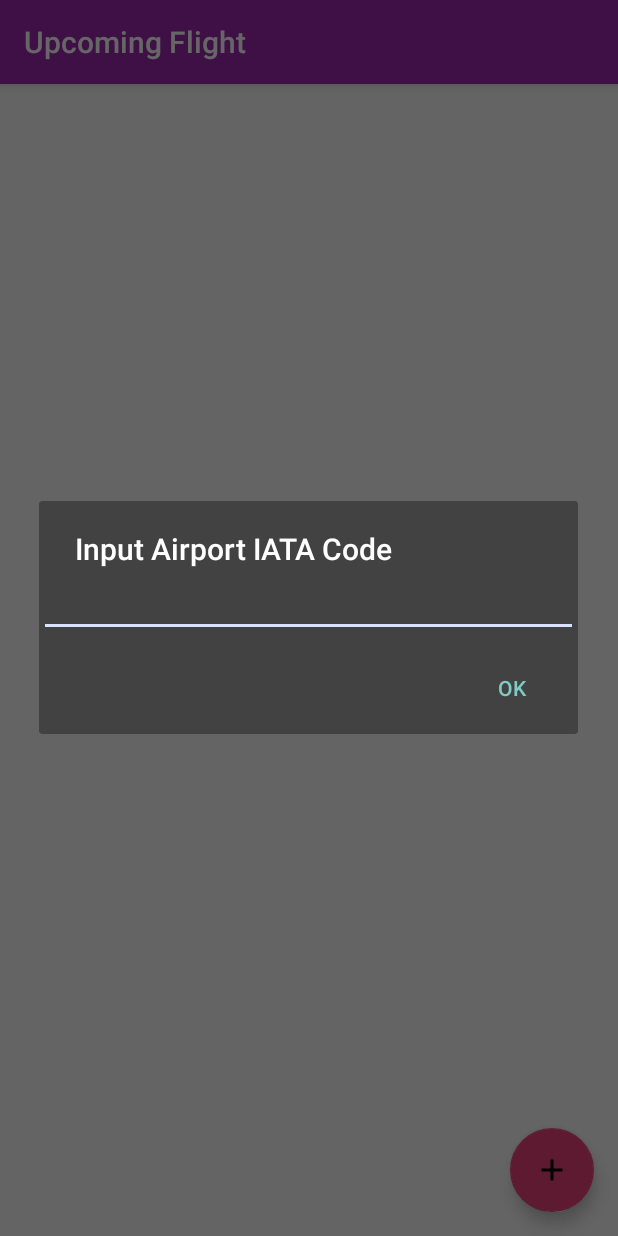
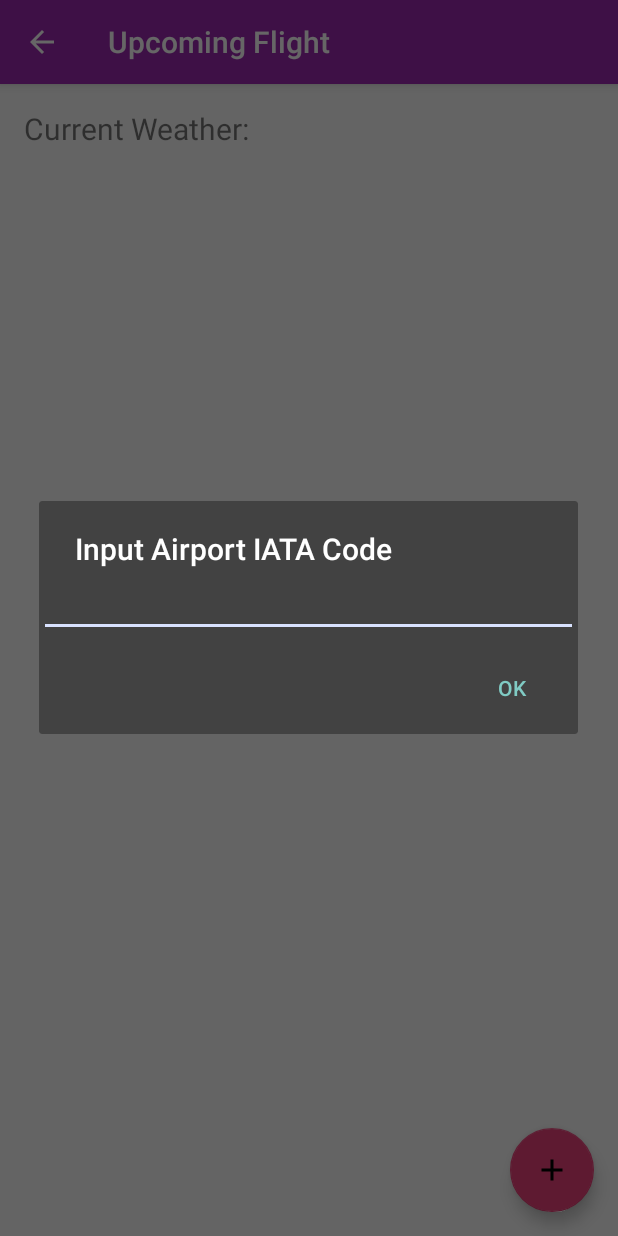
Before and after one commit to leedsjb/aviation-preflight-manager, an Android app: the UpcomingFlight screen opened directly, with no data from a screen before it, after a tap on an icon or button, on a phone screen of 412 x 824 dp. Run offline under Robolectric (Android 15) with nearby library versions, the phone set to English and light mode, and no system bars; our stand-ins replace Volley.

Commit message:
adds back arrow functionality to each activity (breaks on some because of loading firebase data in main activity), also adds location and current weather functionality to upcoming flights activity

```diff
--- a/android/app/src/main/java/edu/uw/leeds/peregrine/AircraftListActivity.java
+++ b/android/app/src/main/java/edu/uw/leeds/peregrine/AircraftListActivity.java
@@ -46,6 +46,7 @@ public class AircraftListActivity extends AppCompatActivity {
 
         Toolbar toolbar = (Toolbar) findViewById(R.id.toolbar);
         setSupportActionBar(toolbar);
+        getSupportActionBar().setDisplayHomeAsUpEnabled(true);
         toolbar.setTitle(getTitle());
 
         FloatingActionButton fab = (FloatingActionButton) findViewById(R.id.fab);
--- a/android/app/src/main/java/edu/uw/leeds/peregrine/InspectionItemListActivity.java
+++ b/android/app/src/main/java/edu/uw/leeds/peregrine/InspectionItemListActivity.java
@@ -52,6 +52,7 @@ public class InspectionItemListActivity extends AppCompatActivity {
 
         Toolbar toolbar = (Toolbar) findViewById(R.id.toolbar);
         setSupportActionBar(toolbar);
+        getSupportActionBar().setDisplayHomeAsUpEnabled(true);
         toolbar.setTitle(getTitle());
 
         FloatingActionButton fab = (FloatingActionButton) findViewById(R.id.fab);
--- a/android/app/src/main/java/edu/uw/leeds/peregrine/MainActivity.java
+++ b/android/app/src/main/java/edu/uw/leeds/peregrine/MainActivity.java
@@ -242,10 +242,10 @@ public class MainActivity extends AppCompatActivity
             TextView upcomingItemDate = (TextView) convertView.findViewById(R.id.upcoming_item_date);
 
             DateFormat df = new SimpleDateFormat("MM.dd");
-            String dueDate = df.format(item.getDate());
+            if(false) { String dueDate = df.format(item.getDate());
 
             upcomingItemTitle.setText(item.getTitle());
-            upcomingItemDate.setText("Due: " + dueDate);
+            upcomingItemDate.setText("Due: " + dueDate); }
 
             return convertView;
         }
--- a/android/app/src/main/java/edu/uw/leeds/peregrine/PilotPhysicalListActivity.java
+++ b/android/app/src/main/java/edu/uw/leeds/peregrine/PilotPhysicalListActivity.java
@@ -54,6 +54,7 @@ public class PilotPhysicalListActivity extends AppCompatActivity {
 
         Toolbar toolbar = (Toolbar) findViewById(R.id.toolbar);
         setSupportActionBar(toolbar);
+        getSupportActionBar().setDisplayHomeAsUpEnabled(true);
         toolbar.setTitle(getTitle());
 
         FloatingActionButton fab = (FloatingActionButton) findViewById(R.id.fab);
--- a/android/app/src/main/java/edu/uw/leeds/peregrine/UpcomingFlight.java
+++ b/android/app/src/main/java/edu/uw/leeds/peregrine/UpcomingFlight.java
@@ -59,6 +59,7 @@ public class UpcomingFlight extends AppCompatActivity {
         setContentView(R.layout.activity_upcoming_flight);
         Toolbar toolbar = (Toolbar) findViewById(R.id.toolbar);
         setSupportActionBar(toolbar);
+        getSupportActionBar().setDisplayHomeAsUpEnabled(true);
 
         myAdapter = new MyAdapter(this, mData);
         ListView listView = findViewById(R.id.upcoming_flight_list_view);
@@ -68,14 +69,18 @@ public class UpcomingFlight extends AppCompatActivity {
         MyReceiver mBroadcastReceiver = new MyReceiver();
         IntentFilter filter = new IntentFilter();
         filter.addAction(AirportService.PROCESS_AIRPORT);
-        /*
         filter.addAction(CurrentLocationService.PROCESS_LOCATION);
         filter.addAction(CurrentLocationService.REQUEST_LOCATION_PERM);
         filter.addAction(WeatherService.PROCESS_WEATHER);
-        */
+
         LocalBroadcastManager bm = LocalBroadcastManager.getInstance(this);
         bm.registerReceiver(mBroadcastReceiver, filter);
 
+        //starts service to get current location and load weather data
+        Intent locationIntent = new Intent(UpcomingFlight.this, CurrentLocationService.class);
+        startService(locationIntent);
+
+        //sets up fab to start an input dialog for IATA codes to search for
         FloatingActionButton fab = (FloatingActionButton) findViewById(R.id.fab);
         Drawable fabIcon = ContextCompat.getDrawable(this, R.drawable.ic_add_black_24dp);
         fab.setImageDrawable(fabIcon);
@@ -186,14 +191,14 @@ public class UpcomingFlight extends AppCompatActivity {
 
         @Override
         public void onReceive(Context context, Intent intent) {
-            /*
+
             if (intent.getAction().equals(CurrentLocationService.REQUEST_LOCATION_PERM)) {
-                int permissionCheck = ContextCompat.checkSelfPermission(getParent(), Manifest.permission.ACCESS_FINE_LOCATION);
+                int permissionCheck = ContextCompat.checkSelfPermission(UpcomingFlight.this, android.Manifest.permission.ACCESS_FINE_LOCATION);
                 if (permissionCheck == PackageManager.PERMISSION_GRANTED) {
                     Intent locationIntent = new Intent(UpcomingFlight.this, CurrentLocationService.class);
                     startService(locationIntent);
                 } else {
-                    ActivityCompat.requestPermissions(getParent(), new String[]{Manifest.permission.ACCESS_FINE_LOCATION}, FINE_LOCATION_REQUEST_CODE);
+                    ActivityCompat.requestPermissions(UpcomingFlight.this, new String[]{android.Manifest.permission.ACCESS_FINE_LOCATION}, FINE_LOCATION_REQUEST_CODE);
                 }
             } else if (intent.getAction().equals(CurrentLocationService.PROCESS_LOCATION)) {
                 Log.v(TAG, "location received");
@@ -202,8 +207,9 @@ public class UpcomingFlight extends AppCompatActivity {
                 weatherIntent.putExtra(WeatherService.LONGITUDE_KEY, intent.getDoubleExtra(CurrentLocationService.LOCATION_LONGITUDE_KEY, 0));
                 startService(weatherIntent);
             } else if (intent.getAction().equals(WeatherService.PROCESS_WEATHER)) {
-                Log.v(TAG, ((ForecastData) intent.getParcelableExtra(WeatherService.WEATHER_KEY)).weather);
-            }*/
+                TextView weatherText = findViewById(R.id.current_weather_view);
+                weatherText.setText(((ForecastData) intent.getParcelableExtra(WeatherService.WEATHER_KEY)).weather);
+            }
             if(intent.getAction().equals(AirportService.PROCESS_AIRPORT)) {
                 Log.v(TAG, "something received");
                 AirportData airportData = intent.getParcelableExtra(AirportService.AIRPORT_KEY);
--- a/android/app/src/main/res/layout/content_upcoming_flight.xml
+++ b/android/app/src/main/res/layout/content_upcoming_flight.xml
@@ -14,6 +14,22 @@
     android:layout_width="match_parent"
     android:layout_height="wrap_content"
     android:orientation="vertical">
+
+    <TextView
+        android:id="@+id/current_weather_blurb"
+        android:layout_width="match_parent"
+        android:layout_height="wrap_content"
+        android:padding="16dp"
+        android:textSize="20sp"
+        android:text="@string/current_weather"/>
+
+    <TextView
+        android:id="@+id/current_weather_view"
+        android:layout_width="match_parent"
+        android:layout_height="wrap_content"
+        android:paddingLeft="16dp"
+        android:textSize="18sp"/>
+
     <ListView
 
         android:id="@+id/upcoming_flight_list_view"
--- a/android/app/src/main/res/values/strings.xml
+++ b/android/app/src/main/res/values/strings.xml
@@ -24,6 +24,7 @@
     <string name="navigation_drawer_open">Open navigation drawer</string>
     <string name="navigation_drawer_close">Close navigation drawer</string>
     <string name="title_activity_upcoming_flight">Upcoming Flight</string>
+    <string name="current_weather">Current Weather:</string>
     <string name="large_text">
         "Material is the metaphor.\n\n"
 
```
Also changed, not shown: android/app/src/main/AndroidManifest.xml (+20 -4 lines).
